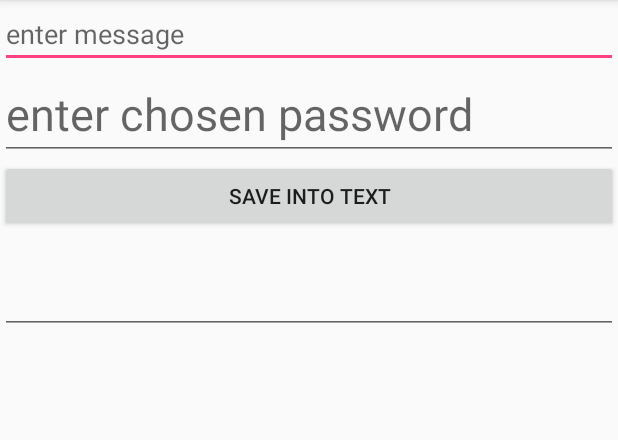
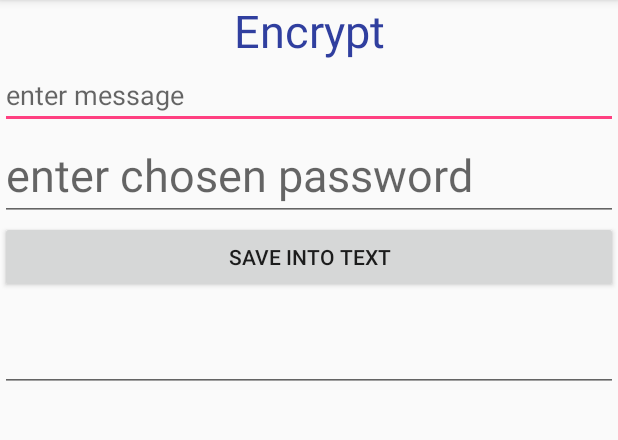
Before and after one commit to ReesRingrose/EncryptionBuddy3, an Android app: the SecondScreen screen opened directly, with no data from a screen before it, on a phone screen of 412 x 824 dp, the part 84-524 px from its top. Run offline under Robolectric (Android 15) with nearby library versions, the phone set to English and light mode, and no system bars.

Commit message:
how to use

```diff
--- a/app/src/main/AndroidManifest.xml
+++ b/app/src/main/AndroidManifest.xml
@@ -23,6 +23,7 @@
 
     <activity android:name=".SecondScreen" />
         <activity android:name=".decrypt" />
+        <activity android:name=".about" />
 
     </application>
 
--- a/app/src/main/java/comreesringrose/httpsgithub/encryptionbuddy/SecondScreen.java
+++ b/app/src/main/java/comreesringrose/httpsgithub/encryptionbuddy/SecondScreen.java
@@ -54,6 +54,8 @@ public class SecondScreen extends AppCompatActivity
         //  RelativeLayout content_main = (RelativeLayout) findViewById(R.id.);
         switch (item.getItemId()) {
             case R.id.action_settings:
+                Intent intent3 = new Intent(this,MainActivity.class);
+                        startActivity(intent3);
 
                 return true;
             case R.id.action_encryption:
@@ -66,6 +68,10 @@ public class SecondScreen extends AppCompatActivity
 
                 Intent intent2 = new Intent(this,decrypt.class);
                 startActivity(intent2);
+                return true;
+            case R.id.action_about:
+                Intent intent4 = new Intent(this,about.class);
+                startActivity(intent4);
                 return true;
             default:
                 return super.onOptionsItemSelected(item);
--- a/app/src/main/res/layout/encrypt_layout.xml
+++ b/app/src/main/res/layout/encrypt_layout.xml
@@ -4,6 +4,15 @@
     android:orientation="vertical" android:layout_width="match_parent"
     android:layout_height="match_parent"
     android:weightSum="1">
+
+    <TextView
+        android:text="@string/action_encryption"
+        android:layout_width="match_parent"
+        android:layout_height="wrap_content"
+        android:id="@+id/textView3"
+        android:textSize="30sp"
+        android:textAlignment="center"
+        android:textColor="@color/colorPrimaryDark"/>
 
     <EditText
         android:layout_width="match_parent"
--- a/app/src/main/res/menu/menu_main.xml
+++ b/app/src/main/res/menu/menu_main.xml
@@ -5,7 +5,7 @@
     <item
         android:id="@+id/action_settings"
         android:orderInCategory="1"
-        android:title="@string/action_settings"
+        android:title="@string/Main_Menu"
         app:showAsAction="never" />
 
     <item
@@ -19,4 +19,9 @@
         android:orderInCategory="3"
         android:title="@string/action_decryption"
         app:showAsAction="never" />
+    <item
+        android:id="@+id/action_about"
+        android:orderInCategory="4"
+        android:title="@string/how_to_use"
+        app:showAsAction="never" />
 </menu>
--- a/app/src/main/res/values/strings.xml
+++ b/app/src/main/res/values/strings.xml
@@ -10,5 +10,7 @@
     <string name="go_get_the_string">go and get the name</string>
     <string name="go_get_it">go get it</string>
     <string name="the_users_name_was">The Users Name was</string>
+    <string name="Main_Menu">Main Menu</string>
+    <string name="how_to_use">how to use this app</string>
 
 </resources>
```
Also changed, not shown: app/src/main/java/comreesringrose/httpsgithub/encryptionbuddy/MainActivity.java (+11 -0 lines), app/src/main/java/comreesringrose/httpsgithub/encryptionbuddy/about.java (added, +64 -0 lines), app/src/main/java/comreesringrose/httpsgithub/encryptionbuddy/decrypt.java (+6 -3 lines), app/src/main/res/layout/activity_about.xml (added, +14 -0 lines), app/src/main/res/layout/activity_main.xml (+18 -1 lines), app/src/main/res/layout/decrypt_layout.xml (+10 -0 lines), app/src/main/res/drawable/light.png (added).
